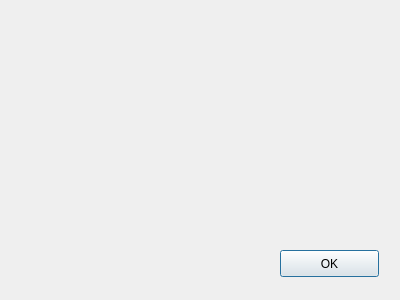
Before: the Qt Designer form csvbrowser.ui in nintendops/T1T2FiberAnalyzer, drawn with Qt 5.
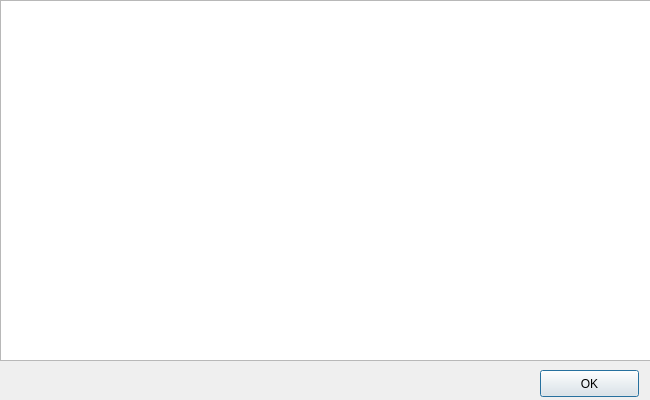
After: the same form once the commit is applied.

The edit to the form file:
```diff
--- a/csvbrowser.ui
+++ b/csvbrowser.ui
@@ -6,8 +6,8 @@
    <rect>
     <x>0</x>
     <y>0</y>
-    <width>400</width>
-    <height>300</height>
+    <width>650</width>
+    <height>400</height>
    </rect>
   </property>
   <property name="windowTitle">
@@ -16,8 +16,8 @@
   <widget class="QPushButton" name="CSVbrwOK">
    <property name="geometry">
     <rect>
-     <x>280</x>
-     <y>250</y>
+     <x>540</x>
+     <y>370</y>
      <width>99</width>
      <height>27</height>
     </rect>
@@ -26,6 +26,16 @@
     <string>OK</string>
    </property>
   </widget>
+  <widget class="QTableView" name="BrowseTable">
+   <property name="geometry">
+    <rect>
+     <x>0</x>
+     <y>0</y>
+     <width>651</width>
+     <height>361</height>
+    </rect>
+   </property>
+  </widget>
  </widget>
  <resources/>
  <connections/>
```
Left out of the diff: 2 changed lines with no effect on the pictures.
